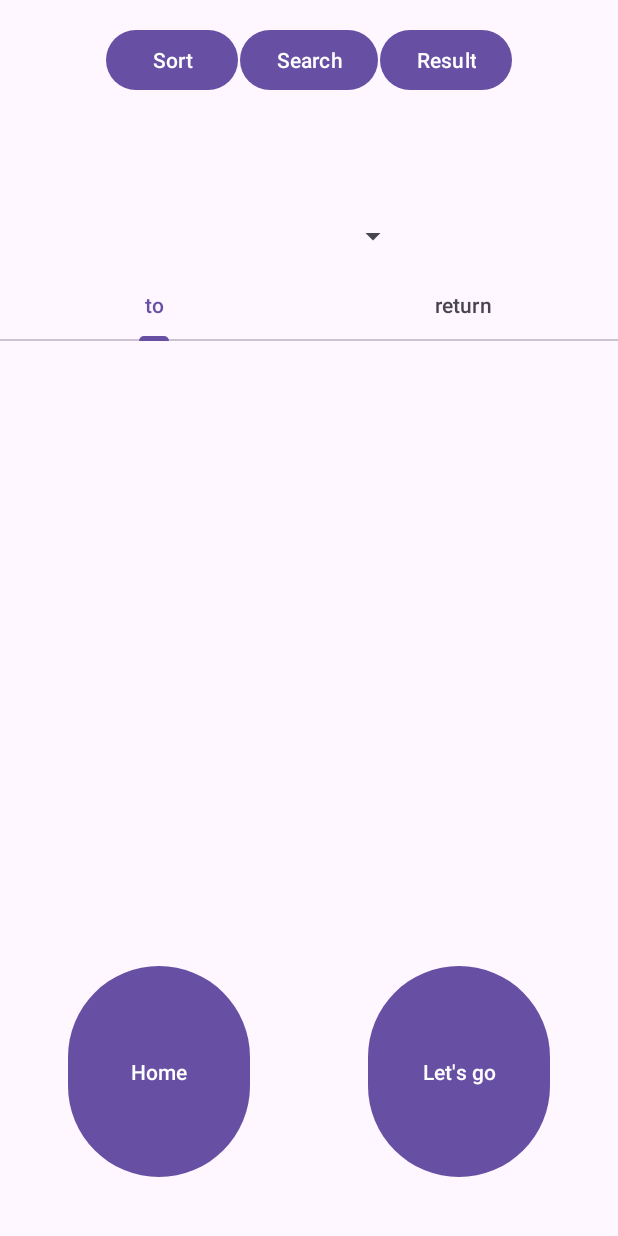
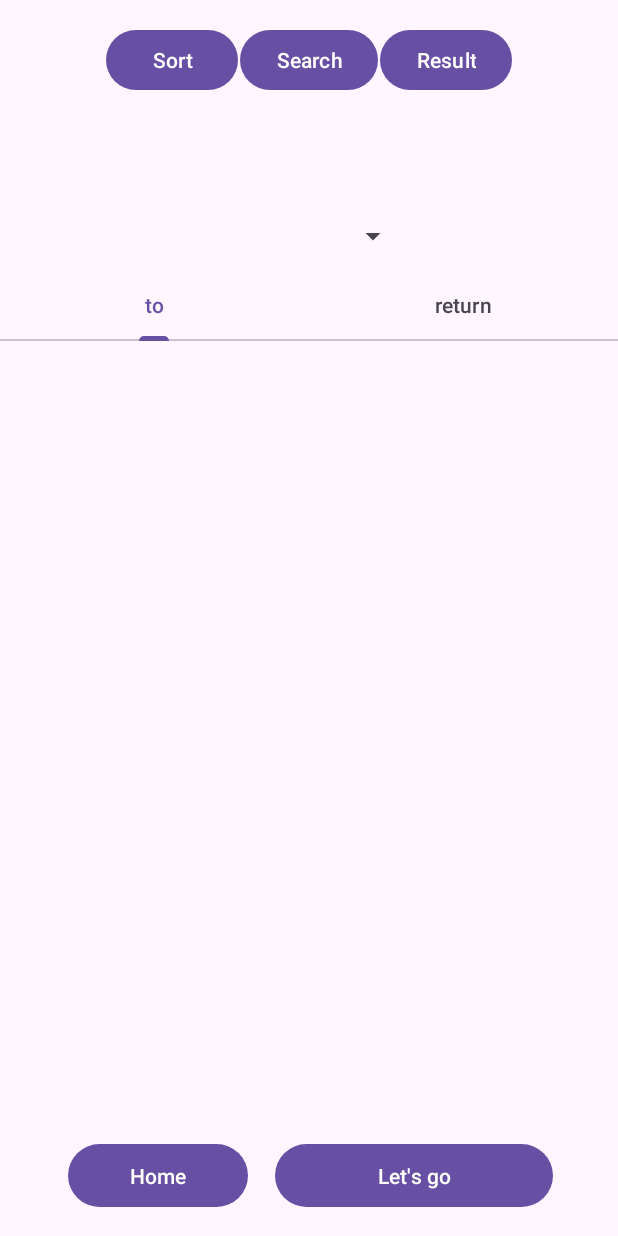
Before and after one commit to malteklaes/M3_TripPlannerApp_highFidelityPrototyp, an Android app: the layout activity_sort_screen3.xml on its own in the app's theme, with its tools: preview values and no code run, on a phone screen of 412 x 824 dp. Run offline under Robolectric (Android 15) with nearby library versions, the light colour scheme and no system bars.

Commit message:
[  sortScreen3 ] [status: 111] improvments on the layout (buttons were too big, now there are normal sized)

```diff
--- a/app/src/main/res/layout/activity_sort_screen3.xml
+++ b/app/src/main/res/layout/activity_sort_screen3.xml
@@ -5,6 +5,53 @@
     android:layout_width="match_parent"
     android:layout_height="match_parent"
     tools:context=".sortScreen3">
+
+    <Button
+        android:id="@+id/button_home"
+        android:layout_width="120dp"
+        android:layout_height="50dp"
+        android:layout_alignParentStart="true"
+        android:layout_alignParentBottom="true"
+        android:layout_marginStart="45dp"
+        android:layout_marginBottom="15dp"
+        android:text="Home" />
+
+    <Button
+        android:id="@+id/button_letsgo"
+        android:layout_width="185dp"
+        android:layout_height="50dp"
+        android:layout_alignParentEnd="true"
+        android:layout_alignParentBottom="true"
+        android:layout_marginEnd="43dp"
+        android:layout_marginBottom="15dp"
+        android:text="Let's go" />
+
+    <Button
+        android:id="@+id/search_badge"
+        android:layout_width="wrap_content"
+        android:layout_height="wrap_content"
+        android:text="Search"
+        android:layout_alignParentTop="true"
+        android:layout_centerHorizontal="true"
+        android:layout_marginTop="16dp" />
+
+    <Button
+        android:id="@+id/sort_badge"
+        android:layout_width="wrap_content"
+        android:layout_height="wrap_content"
+        android:text="Sort"
+        android:layout_alignTop="@id/search_badge"
+        android:layout_toStartOf="@id/search_badge"
+        android:layout_marginEnd="1dp" />
+
+    <Button
+        android:id="@+id/result_badge"
+        android:layout_width="wrap_content"
+        android:layout_height="wrap_content"
+        android:text="Result"
+        android:layout_alignTop="@id/search_badge"
+        android:layout_toEndOf="@id/search_badge"
+        android:layout_marginStart="1dp" />
 
     <Spinner
         android:id="@+id/filterSpinner"
@@ -36,68 +83,13 @@
 
     </com.google.android.material.tabs.TabLayout>
 
-    <Button
-        android:id="@+id/button_home"
-        android:layout_width="180dp"
-        android:layout_height="50dp"
-        android:layout_alignParentStart="true"
-        android:layout_alignParentTop="true"
-        android:layout_alignParentEnd="true"
-        android:layout_alignParentBottom="true"
-        android:layout_marginStart="45dp"
-        android:layout_marginTop="640dp"
-        android:layout_marginEnd="245dp"
-        android:layout_marginBottom="35dp"
-        android:text="Home" />
-
-    <Button
-        android:id="@+id/button_letsgo"
-        android:layout_width="180dp"
-        android:layout_height="50dp"
-        android:layout_alignParentStart="true"
-        android:layout_alignParentTop="true"
-        android:layout_alignParentEnd="true"
-        android:layout_alignParentBottom="true"
-        android:layout_marginStart="245dp"
-        android:layout_marginTop="640dp"
-        android:layout_marginEnd="45dp"
-        android:layout_marginBottom="35dp"
-        android:text="Let's go" />
-
-    <Button
-        android:id="@+id/search_badge"
-        android:layout_width="wrap_content"
-        android:layout_height="wrap_content"
-        android:text="Search"
-        android:layout_alignParentTop="true"
-        android:layout_centerHorizontal="true"
-        android:layout_marginTop="16dp" />
-
-    <Button
-        android:id="@+id/sort_badge"
-        android:layout_width="wrap_content"
-        android:layout_height="wrap_content"
-        android:text="Sort"
-        android:layout_alignTop="@id/search_badge"
-        android:layout_toStartOf="@id/search_badge"
-        android:layout_marginEnd="1dp" />
-
-    <Button
-        android:id="@+id/result_badge"
-        android:layout_width="wrap_content"
-        android:layout_height="wrap_content"
-        android:text="Result"
-        android:layout_alignTop="@id/search_badge"
-        android:layout_toEndOf="@id/search_badge"
-        android:layout_marginStart="1dp" />
-
 
     <androidx.viewpager.widget.ViewPager
         android:id="@+id/viewpager"
         android:layout_width="match_parent"
-        android:layout_height="405dp"
+        android:layout_height="426dp"
         android:layout_below="@+id/toReturnTabLayout"
-        android:layout_marginTop="3dp" />
+        android:layout_marginTop="6dp" />
 
 
 </RelativeLayout>
```
